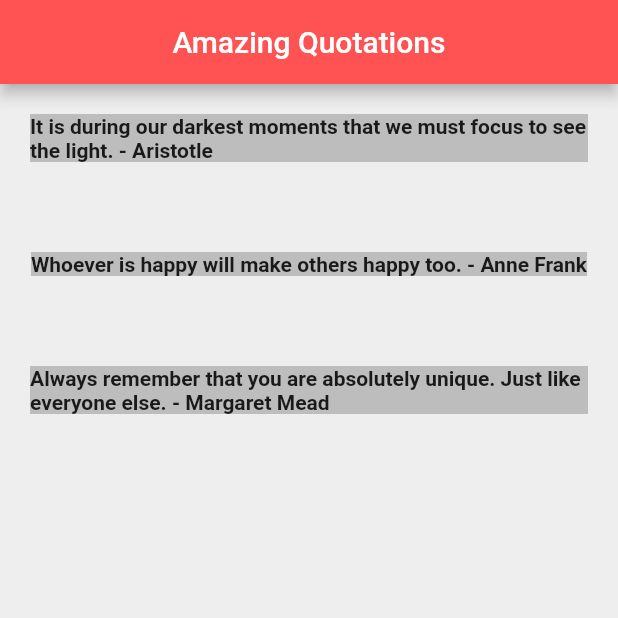
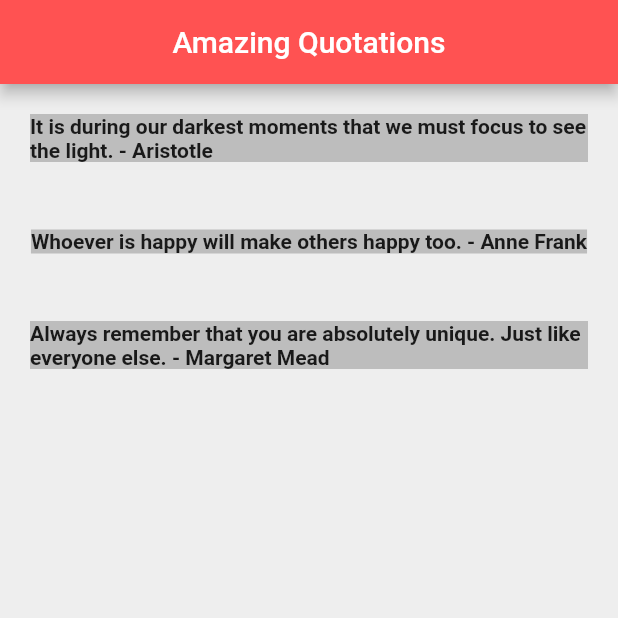
Before and after one commit to Um-e-Hani/FlutterQuotesApp, a Flutter app: the screen it shows after launch, on a phone screen of 412 x 824 dp, the top half of it. Run offline on Flutter 3.47's test engine with Material 2 defaults, Android fonts, the phone set to English and light mode, and no system bars.

```diff
--- a/lib/main.dart
+++ b/lib/main.dart
@@ -38,7 +38,7 @@ class _QuoteListState extends State<QuoteList> {
                           style: TextStyle(fontWeight: FontWeight.bold),
                         )),
                     SizedBox(
-                      height: 20.0,
+                      height: 5.0,
                     ),
                   ],
                 )))
```
Also changed, not shown: 1 other file.
